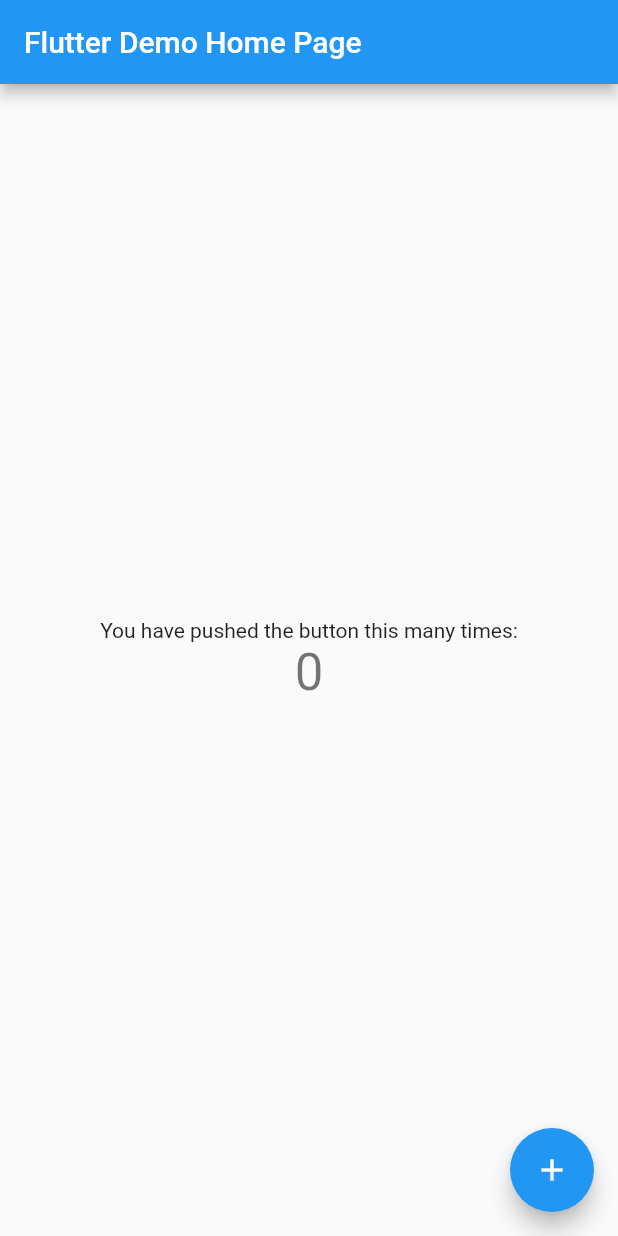
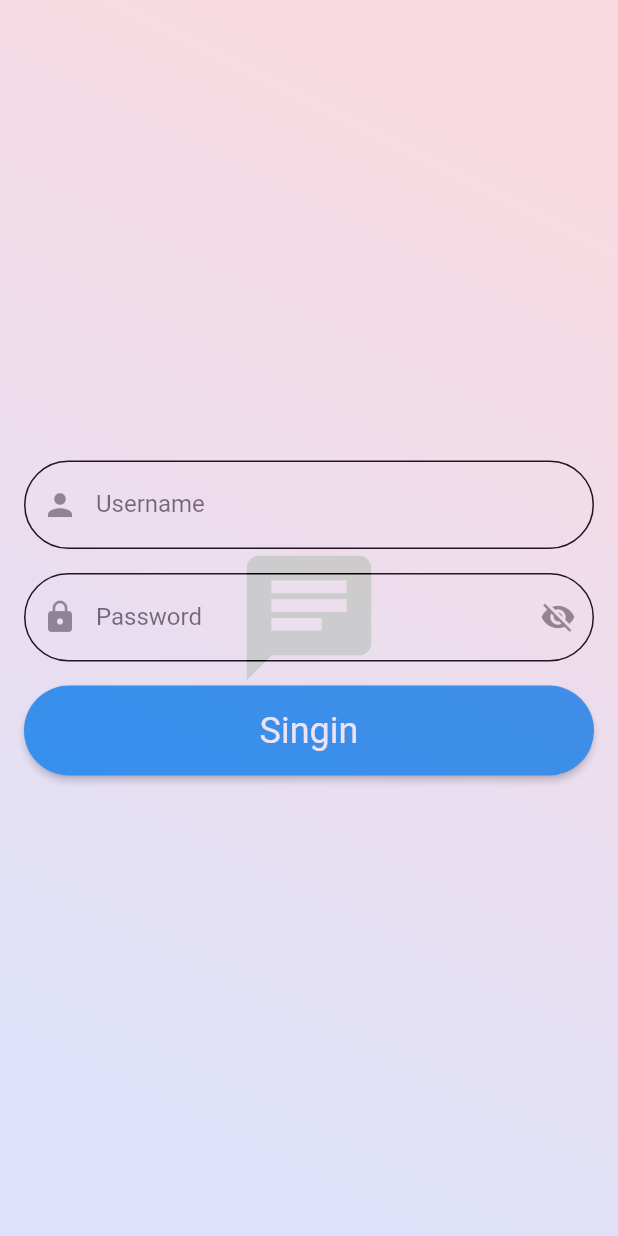
Before and after one commit to anonymous031096/chat_flutter, a Flutter app: the first screen one second after launch, on a phone screen of 412 x 824 dp. Run offline on Flutter 3.47's test engine with Material 2 defaults, Android fonts, the phone set to English and light mode, and no system bars; our stand-ins replace shared_preferences.

Commit message:
login screen

```diff
--- a/lib/main.dart
+++ b/lib/main.dart
@@ -1,4 +1,5 @@
 import 'package:flutter/material.dart';
+import 'package:flutter_chat/screens/splash_screen.dart';
 
 void main() {
   runApp(const MyApp());
@@ -24,7 +25,7 @@ class MyApp extends StatelessWidget {
         // is not restarted.
         primarySwatch: Colors.blue,
       ),
-      home: const MyHomePage(title: 'Flutter Demo Home Page'),
+      home: const SplashScreen(),
     );
   }
 }
--- /dev/null
+++ b/lib/screens/home_screen.dart
@@ -0,0 +1,15 @@
+import 'package:flutter/material.dart';
+
+class HomeScreen extends StatefulWidget {
+  const HomeScreen({super.key});
+
+  @override
+  State<HomeScreen> createState() => _HomeScreenState();
+}
+
+class _HomeScreenState extends State<HomeScreen> {
+  @override
+  Widget build(BuildContext context) {
+    return Container();
+  }
+}
--- /dev/null
+++ b/lib/screens/login_screen.dart
@@ -0,0 +1,113 @@
+import 'package:flutter/material.dart';
+
+class LoginScreen extends StatefulWidget {
+  const LoginScreen({super.key});
+
+  @override
+  State<LoginScreen> createState() => _LoginScreenState();
+}
+
+class _LoginScreenState extends State<LoginScreen> {
+  bool _showPassword = false;
+  final _formKey = GlobalKey<FormState>();
+  final TextEditingController _usernameController = TextEditingController();
+  final TextEditingController _passwordController = TextEditingController();
+
+  @override
+  void dispose() {
+    _usernameController.dispose();
+    _passwordController.dispose();
+    super.dispose();
+  }
+
+  @override
+  Widget build(BuildContext context) {
+    return Scaffold(
+      body: Padding(
+        padding: const EdgeInsets.symmetric(horizontal: 16),
+        child: Form(
+          key: _formKey,
+          child: Column(
+            mainAxisAlignment: MainAxisAlignment.center,
+            children: [
+              TextFormField(
+                controller: _usernameController,
+                decoration: inputOutlineDecoration(
+                  context,
+                  labelText: 'Username',
+                  prefixIcon: const Icon(Icons.person),
+                ),
+                validator: (value) {
+                  return value!.isEmpty ? 'Username is required' : null;
+                },
+              ),
+              const SizedBox(height: 16),
+              TextFormField(
+                controller: _passwordController,
+                obscureText: !_showPassword,
+                decoration: inputOutlineDecoration(
+                  context,
+                  labelText: 'Password',
+                  prefixIcon: const Icon(Icons.lock),
+                  suffixIcon: IconButton(
+                    onPressed: () {
+                      setState(() {
+                        _showPassword = !_showPassword;
+                      });
+                    },
+                    icon: Icon(
+                      _showPassword ? Icons.visibility : Icons.visibility_off,
+                    ),
+                  ),
+                ),
+                validator: (value) {
+                  return value!.isEmpty ? 'Password is required' : null;
+                },
+              ),
+              const SizedBox(height: 16),
+              ElevatedButton(
+                onPressed: () {
+                  if (_formKey.currentState!.validate()) {}
+                },
+                style: ElevatedButton.styleFrom(
+                  textStyle: const TextStyle(fontSize: 24, color: Colors.white),
+                  backgroundColor: Theme.of(context).primaryColor,
+                  padding: const EdgeInsets.symmetric(vertical: 16),
+                  minimumSize: const Size.fromHeight(0),
+                  shape: const RoundedRectangleBorder(
+                    borderRadius: BorderRadius.all(Radius.circular(30)),
+                  ),
+                ),
+                child: const Text('Singin'),
+              )
+            ],
+          ),
+        ),
+      ),
+    );
+  }
+
+  InputDecoration inputOutlineDecoration(BuildContext context,
+      {String? labelText, Widget? prefixIcon, Widget? suffixIcon}) {
+    return InputDecoration(
+      labelText: labelText,
+      enabledBorder: const OutlineInputBorder(
+        borderRadius: BorderRadius.all(Radius.circular(30)),
+      ),
+      focusedBorder: OutlineInputBorder(
+        borderSide: BorderSide(color: Theme.of(context).primaryColor),
+        borderRadius: const BorderRadius.all(Radius.circular(30)),
+      ),
+      errorBorder: OutlineInputBorder(
+        borderSide: BorderSide(color: Theme.of(context).errorColor),
+        borderRadius: const BorderRadius.all(Radius.circular(30)),
+      ),
+      focusedErrorBorder: OutlineInputBorder(
+        borderSide: BorderSide(color: Theme.of(context).errorColor),
+        borderRadius: const BorderRadius.all(Radius.circular(30)),
+      ),
+      prefixIcon: prefixIcon,
+      suffixIcon: suffixIcon,
+    );
+  }
+}
--- /dev/null
+++ b/lib/screens/splash_screen.dart
@@ -0,0 +1,70 @@
+import 'package:flutter/material.dart';
+import 'package:flutter_chat/main.dart';
+import 'package:flutter_chat/screens/login_screen.dart';
+import 'package:shared_preferences/shared_preferences.dart';
+
+class SplashScreen extends StatefulWidget {
+  const SplashScreen({super.key});
+
+  @override
+  State<SplashScreen> createState() => _SplashScreenState();
+}
+
+class _SplashScreenState extends State<SplashScreen> {
+  @override
+  void initState() {
+    super.initState();
+    loadData();
+  }
+
+  loadData() async {
+    final prefs = await SharedPreferences.getInstance();
+    String? token = prefs.getString('TOKEN');
+    // await Future.delayed(const Duration(seconds: 2));
+    nextPage(token);
+  }
+
+  nextPage(String? token) {
+    // JwtData jwtData = JwtData();
+    Navigator.pushReplacement(
+        context,
+        PageRouteBuilder(
+          pageBuilder: (c, a1, a2) {
+            if (token != null) {
+              // jwtData.setData(token);
+              return const MyHomePage(title: "haah");
+            } else {
+              return const LoginScreen();
+            }
+          },
+          transitionsBuilder: (c, anim, a2, child) =>
+              FadeTransition(opacity: anim, child: child),
+          transitionDuration: const Duration(milliseconds: 1000),
+        ));
+  }
+
+  @override
+  Widget build(BuildContext context) {
+    return Scaffold(
+      body: Container(
+        alignment: Alignment.center,
+        decoration: const BoxDecoration(
+          gradient: LinearGradient(
+            begin: Alignment.topRight,
+            end: Alignment.bottomLeft,
+            stops: [0.1, 0.9],
+            colors: [
+              Color(0xFFFC5C7D),
+              Color(0xFF6A82FB),
+            ],
+          ),
+        ),
+        padding: const EdgeInsets.symmetric(horizontal: 90.0),
+        child: const Icon(
+          Icons.chat,
+          size: 100,
+        ),
+      ),
+    );
+  }
+}
--- /dev/null
+++ b/lib/widgets/text_form_field_outline.dart
@@ -0,0 +1,10 @@
+import 'package:flutter/material.dart';
+
+class TextFormFieldOutline extends StatelessWidget {
+  const TextFormFieldOutline({super.key});
+
+  @override
+  Widget build(BuildContext context) {
+    return Container();
+  }
+}
--- a/pubspec.yaml
+++ b/pubspec.yaml
@@ -36,6 +36,7 @@ dependencies:
   # The following adds the Cupertino Icons font to your application.
   # Use with the CupertinoIcons class for iOS style icons.
   cupertino_icons: ^1.0.2
+  shared_preferences: ^2.0.15
 
 dev_dependencies:
   flutter_test:
```
Also changed, not shown: pubspec.lock, 10 other files.
